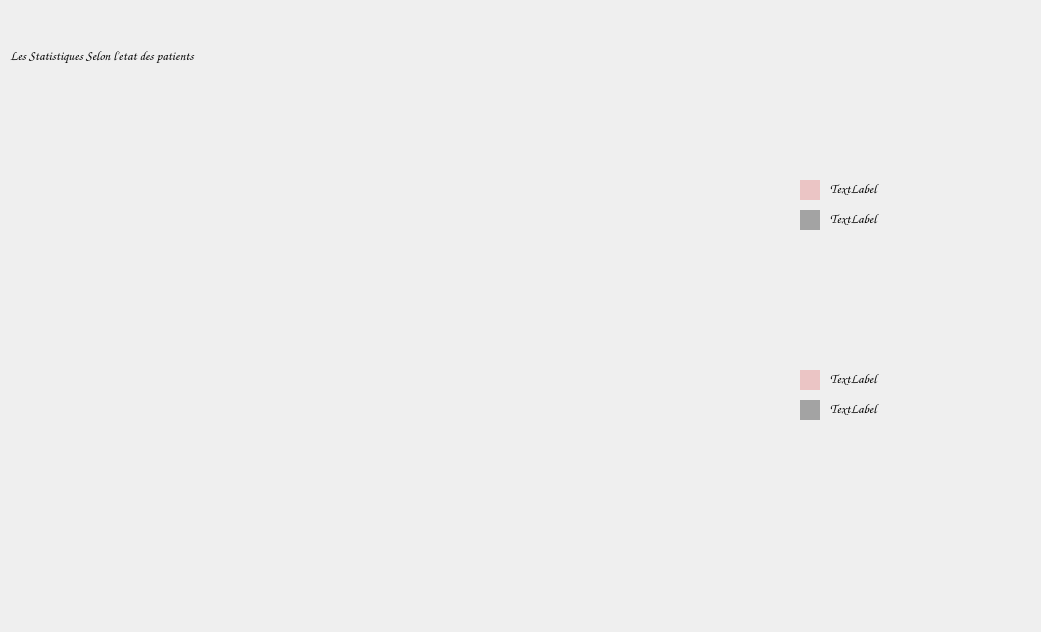
Above: PremiereApp/statistique.ui from siwarjl/Medmove-2A19 before the change. Below: the same form after it.
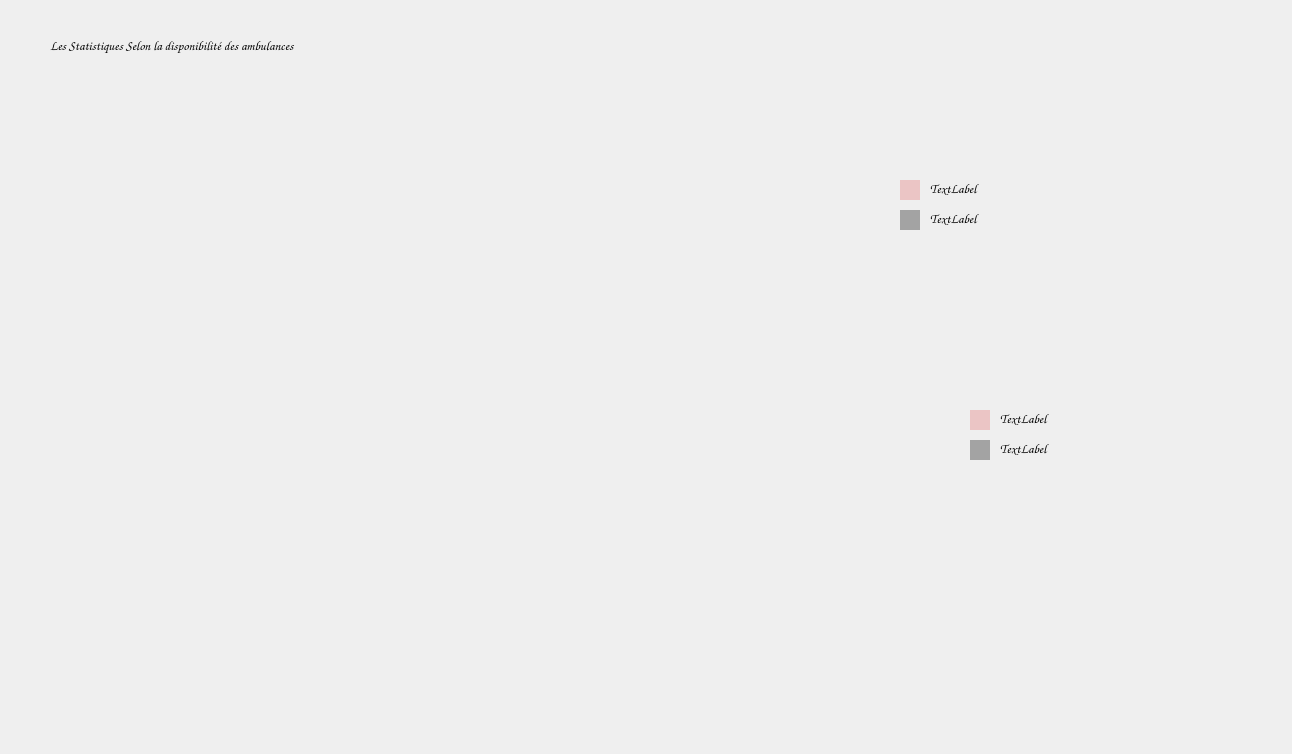
That is the form after the change.

Diff of the .ui file:
```diff
--- a/PremiereApp/statistique.ui
+++ b/PremiereApp/statistique.ui
@@ -6,19 +6,60 @@
    <rect>
     <x>0</x>
     <y>0</y>
-    <width>1041</width>
-    <height>632</height>
+    <width>1292</width>
+    <height>754</height>
    </rect>
   </property>
   <property name="windowTitle">
    <string>Dialog</string>
   </property>
+  <widget class="QLabel" name="label_3">
+   <property name="geometry">
+    <rect>
+     <x>930</x>
+     <y>210</y>
+     <width>221</width>
+     <height>16</height>
+    </rect>
+   </property>
+   <property name="font">
+    <font>
+     <family>Comic Sans MS</family>
+     <pointsize>10</pointsize>
+    </font>
+   </property>
+   <property name="text">
+    <string>TextLabel</string>
+   </property>
+  </widget>
+  <widget class="QLabel" name="stat3">
+   <property name="geometry">
+    <rect>
+     <x>1000</x>
+     <y>440</y>
+     <width>91</width>
+     <height>16</height>
+    </rect>
+   </property>
+   <property name="font">
+    <font>
+     <family>Comic Sans MS</family>
+     <pointsize>10</pointsize>
+    </font>
+   </property>
+   <property name="styleSheet">
+    <string notr="true"/>
+   </property>
+   <property name="text">
+    <string>TextLabel</string>
+   </property>
+  </widget>
   <widget class="QLabel" name="stat2">
    <property name="geometry">
     <rect>
-     <x>830</x>
-     <y>370</y>
-     <width>241</width>
+     <x>1000</x>
+     <y>410</y>
+     <width>101</width>
      <height>16</height>
     </rect>
    </property>
@@ -38,8 +79,69 @@
   <widget class="QWidget" name="widget_7" native="true">
    <property name="geometry">
     <rect>
-     <x>800</x>
-     <y>400</y>
+     <x>970</x>
+     <y>440</y>
+     <width>20</width>
+     <height>20</height>
+    </rect>
+   </property>
+   <property name="styleSheet">
+    <string notr="true">background-color: rgb(163, 163, 163);
+</string>
+   </property>
+  </widget>
+  <widget class="QLabel" name="label_2">
+   <property name="geometry">
+    <rect>
+     <x>930</x>
+     <y>180</y>
+     <width>221</width>
+     <height>16</height>
+    </rect>
+   </property>
+   <property name="font">
+    <font>
+     <family>Comic Sans MS</family>
+     <pointsize>10</pointsize>
+    </font>
+   </property>
+   <property name="text">
+    <string>TextLabel</string>
+   </property>
+  </widget>
+  <widget class="QWidget" name="widget_6" native="true">
+   <property name="geometry">
+    <rect>
+     <x>900</x>
+     <y>180</y>
+     <width>20</width>
+     <height>20</height>
+    </rect>
+   </property>
+   <property name="styleSheet">
+    <string notr="true">background-color:rgb(235, 197, 197);
+</string>
+   </property>
+  </widget>
+  <widget class="QWidget" name="widget_8" native="true">
+   <property name="geometry">
+    <rect>
+     <x>970</x>
+     <y>410</y>
+     <width>20</width>
+     <height>20</height>
+    </rect>
+   </property>
+   <property name="styleSheet">
+    <string notr="true">background-color:rgb(235, 197, 197);
+</string>
+   </property>
+  </widget>
+  <widget class="QWidget" name="widget_5" native="true">
+   <property name="geometry">
+    <rect>
+     <x>900</x>
+     <y>210</y>
      <width>20</width>
      <height>20</height>
     </rect>
@@ -52,8 +154,8 @@
   <widget class="QLabel" name="stat1_2">
    <property name="geometry">
     <rect>
-     <x>10</x>
-     <y>0</y>
+     <x>50</x>
+     <y>-10</y>
      <width>441</width>
      <height>111</height>
     </rect>
@@ -68,109 +170,7 @@
     <string notr="true"/>
    </property>
    <property name="text">
-    <string>Les Statistiques Selon l'etat des patients</string>
-   </property>
-  </widget>
-  <widget class="QLabel" name="stat3">
-   <property name="geometry">
-    <rect>
-     <x>830</x>
-     <y>400</y>
-     <width>241</width>
-     <height>16</height>
-    </rect>
-   </property>
-   <property name="font">
-    <font>
-     <family>Comic Sans MS</family>
-     <pointsize>10</pointsize>
-    </font>
-   </property>
-   <property name="styleSheet">
-    <string notr="true"/>
-   </property>
-   <property name="text">
-    <string>TextLabel</string>
-   </property>
-  </widget>
-  <widget class="QWidget" name="widget_5" native="true">
-   <property name="geometry">
-    <rect>
-     <x>800</x>
-     <y>210</y>
-     <width>20</width>
-     <height>20</height>
-    </rect>
-   </property>
-   <property name="styleSheet">
-    <string notr="true">background-color: rgb(163, 163, 163);
-</string>
-   </property>
-  </widget>
-  <widget class="QWidget" name="widget_8" native="true">
-   <property name="geometry">
-    <rect>
-     <x>800</x>
-     <y>370</y>
-     <width>20</width>
-     <height>20</height>
-    </rect>
-   </property>
-   <property name="styleSheet">
-    <string notr="true">background-color:rgb(235, 197, 197);
-</string>
-   </property>
-  </widget>
-  <widget class="QLabel" name="label_3">
-   <property name="geometry">
-    <rect>
-     <x>830</x>
-     <y>210</y>
-     <width>221</width>
-     <height>16</height>
-    </rect>
-   </property>
-   <property name="font">
-    <font>
-     <family>Comic Sans MS</family>
-     <pointsize>10</pointsize>
-    </font>
-   </property>
-   <property name="text">
-    <string>TextLabel</string>
-   </property>
-  </widget>
-  <widget class="QWidget" name="widget_6" native="true">
-   <property name="geometry">
-    <rect>
-     <x>800</x>
-     <y>180</y>
-     <width>20</width>
-     <height>20</height>
-    </rect>
-   </property>
-   <property name="styleSheet">
-    <string notr="true">background-color:rgb(235, 197, 197);
-</string>
-   </property>
-  </widget>
-  <widget class="QLabel" name="label_2">
-   <property name="geometry">
-    <rect>
-     <x>830</x>
-     <y>180</y>
-     <width>221</width>
-     <height>16</height>
-    </rect>
-   </property>
-   <property name="font">
-    <font>
-     <family>Comic Sans MS</family>
-     <pointsize>10</pointsize>
-    </font>
-   </property>
-   <property name="text">
-    <string>TextLabel</string>
+    <string>Les Statistiques Selon la disponibilité des ambulances</string>
    </property>
   </widget>
  </widget>
```
